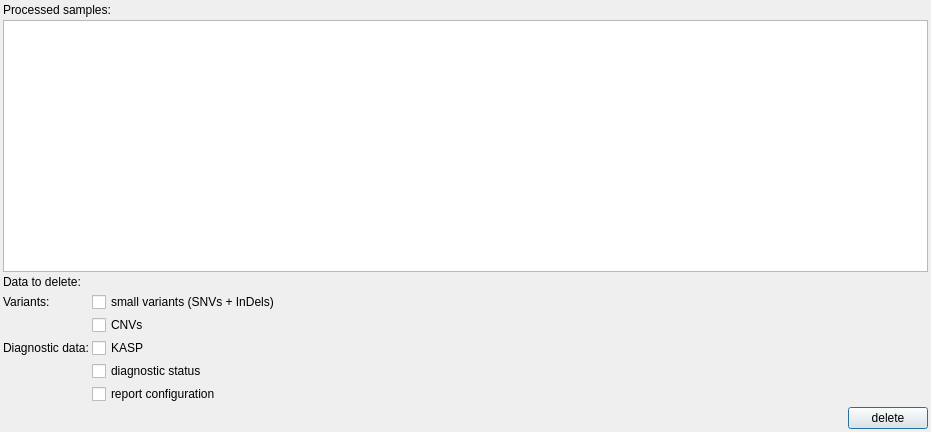
Old version of the form src/GSvar/ProcessedSampleDataDeletionDialog.ui in the repository imgag/ngs-bits.
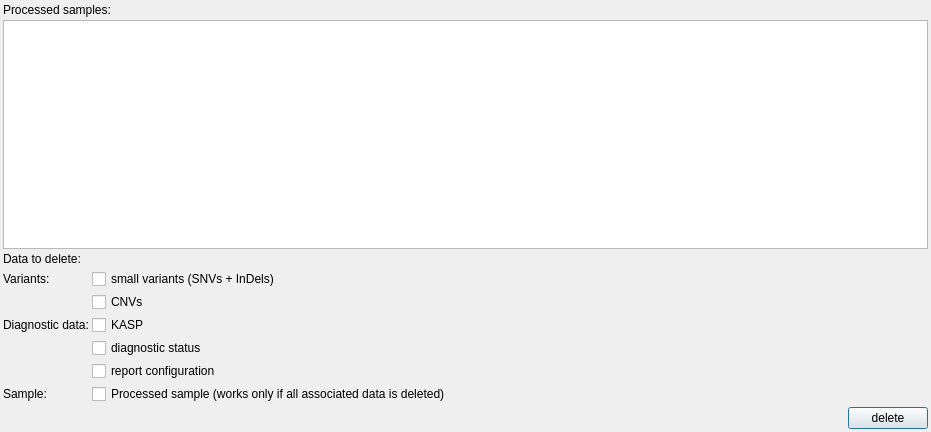
New version of the form. Icons and pictures are not drawn. Custom widgets are drawn as their Qt base class.

Commit message: GSvar: deleting processed samples is now possible (from processed sample tab and sample search tab)

The edit to the form file:
```diff
--- a/src/GSvar/ProcessedSampleDataDeletionDialog.ui
+++ b/src/GSvar/ProcessedSampleDataDeletionDialog.ui
@@ -52,6 +52,12 @@
    </item>
    <item>
     <layout class="QFormLayout" name="formLayout">
+     <property name="horizontalSpacing">
+      <number>3</number>
+     </property>
+     <property name="verticalSpacing">
+      <number>3</number>
+     </property>
      <item row="1" column="0">
       <widget class="QLabel" name="label_3">
        <property name="text">
@@ -101,6 +107,20 @@
        </property>
       </widget>
      </item>
+     <item row="6" column="0">
+      <widget class="QLabel" name="label_5">
+       <property name="text">
+        <string>Sample:</string>
+       </property>
+      </widget>
+     </item>
+     <item row="6" column="1">
+      <widget class="QCheckBox" name="processed_sample">
+       <property name="text">
+        <string>Processed sample (works only if all associated data is deleted)</string>
+       </property>
+      </widget>
+     </item>
     </layout>
    </item>
    <item>
```
Left out of the diff: 3 changed lines with no effect on the pictures. The commit also changes 11 other files.
